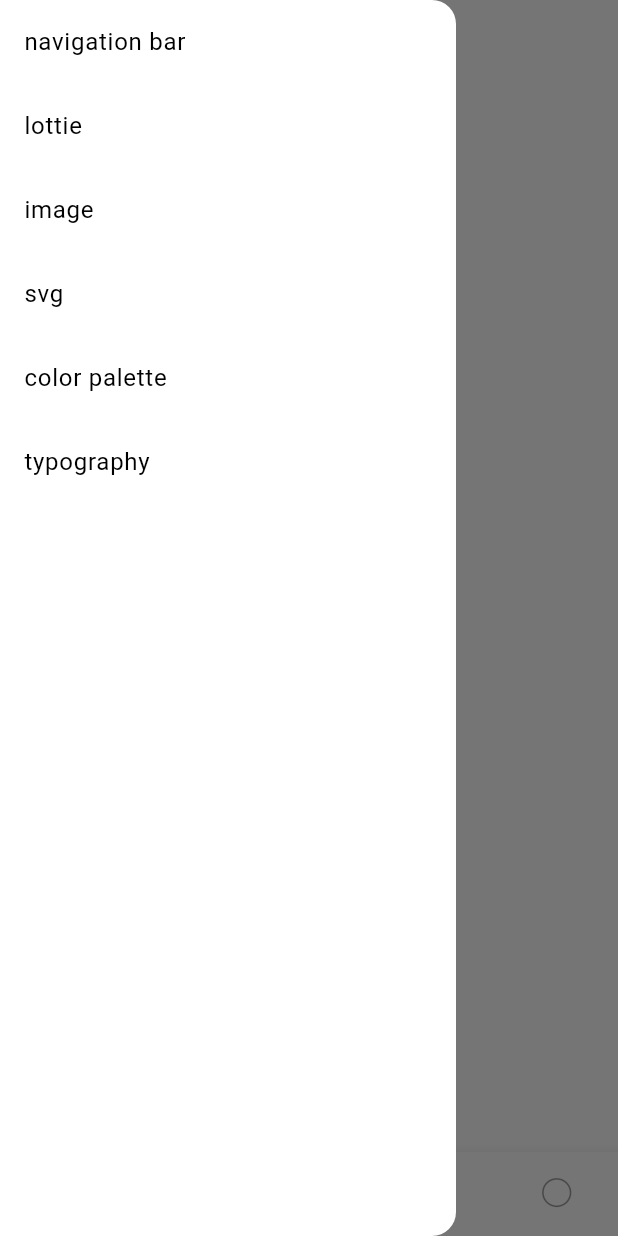
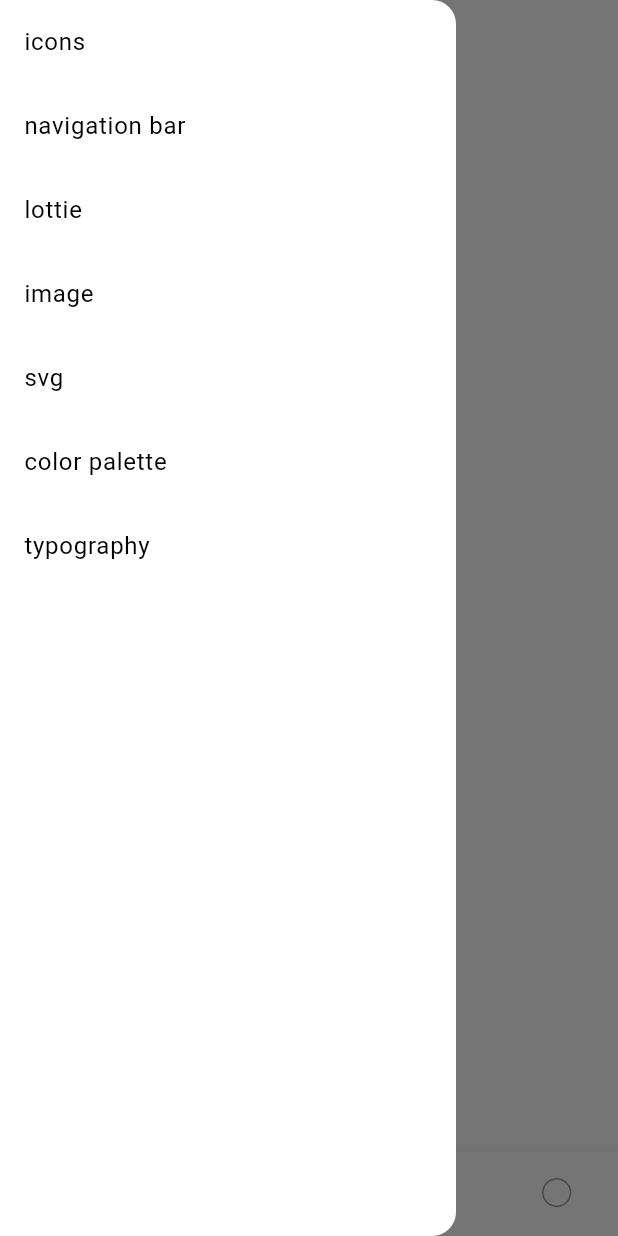
Before and after one commit to postory-app/theme, a Flutter app: the screen it shows after launch, with the side drawer open, on a phone screen of 412 x 824 dp. Run offline on Flutter 3.47's test engine with Material 2 defaults, Android fonts, the phone set to English and light mode, and no system bars; our stand-ins replace flutter_svg, lottie.

Commit message:
feat(example): add icons page in drawer

```diff
--- a/example/lib/widgets/drawer.dart
+++ b/example/lib/widgets/drawer.dart
@@ -10,6 +10,10 @@
       child: ListView(
         padding: EdgeInsets.zero,
         children: [
+          ListTile(
+            title: const Text('icons'),
+            onTap: Navigator.of(context).toIconsPage,
+          ),
           ListTile(
             title: const Text('navigation bar'),
             onTap: Navigator.of(context).toNavigationBarPage,
```
Also changed, not shown: example/lib/navigator.dart (+7 -0 lines).
